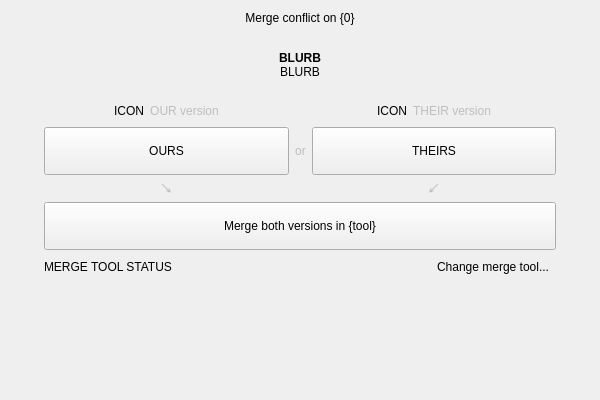
weblate/gitfourchette, file gitfourchette/forms/conflictview.ui: the form before one commit.
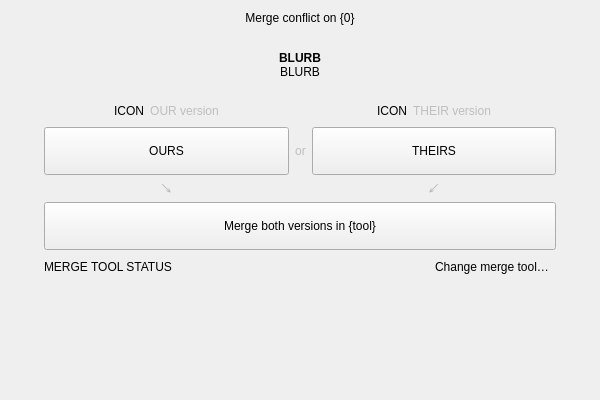
The form after the commit.

Patch:
```diff
--- a/gitfourchette/forms/conflictview.ui
+++ b/gitfourchette/forms/conflictview.ui
@@ -297,7 +297,7 @@
              <string>Select another external merge tool in the Settings.</string>
             </property>
             <property name="text">
-             <string>Change merge tool...</string>
+             <string>Change merge tool…</string>
             </property>
             <property name="autoRaise">
              <bool>true</bool>
```
